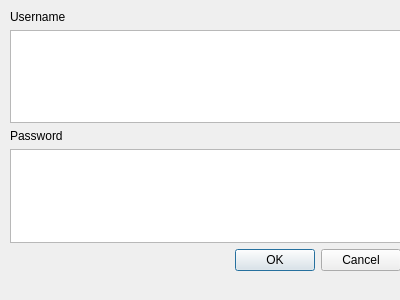
Samu-K/budget_app, file budget/login.ui: the form before one commit.
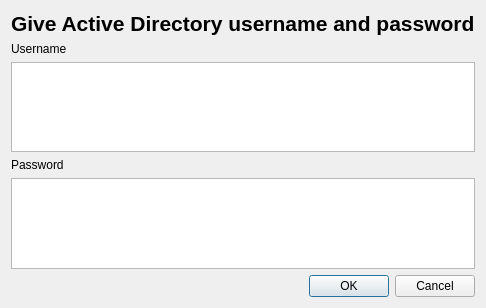
The form after the commit.

Diff of the .ui file:
```diff
--- a/budget/login.ui
+++ b/budget/login.ui
@@ -6,22 +6,28 @@
    <rect>
     <x>0</x>
     <y>0</y>
-    <width>400</width>
-    <height>300</height>
+    <width>370</width>
+    <height>308</height>
    </rect>
   </property>
   <property name="windowTitle">
    <string>Dialog</string>
   </property>
-  <widget class="QWidget" name="">
-   <property name="geometry">
-    <rect>
-     <x>10</x>
-     <y>10</y>
-     <width>391</width>
-     <height>261</height>
-    </rect>
-   </property>
+  <layout class="QVBoxLayout" name="verticalLayout_2">
+   <item>
+    <widget class="QLabel" name="label_3">
+     <property name="font">
+      <font>
+       <pointsize>16</pointsize>
+       <bold>true</bold>
+      </font>
+     </property>
+     <property name="text">
+      <string>Give Active Directory username and password</string>
+     </property>
+    </widget>
+   </item>
+   <item>
    <layout class="QGridLayout" name="gridLayout">
     <item row="0" column="0">
      <layout class="QVBoxLayout" name="verticalLayout">
@@ -58,7 +64,8 @@
      </widget>
     </item>
    </layout>
-  </widget>
+   </item>
+  </layout>
  </widget>
  <resources/>
  <connections>
```
Lines whose indentation alone changed are shown as unchanged.
